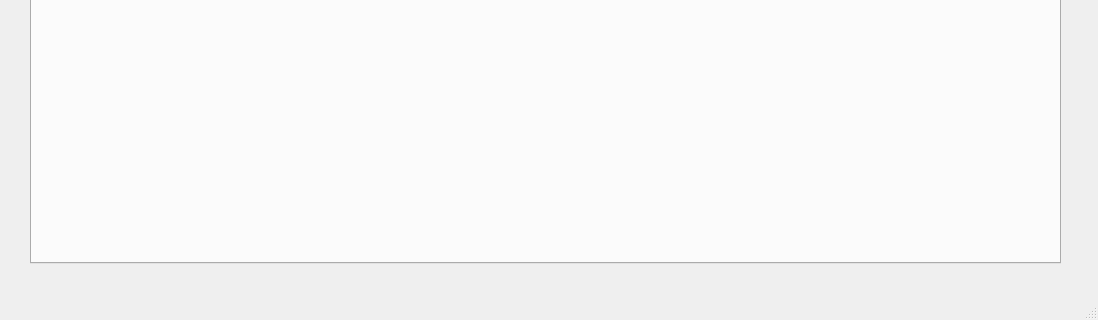
The window that UI Files/MainWindowUI.ui (steinmns/power-monitor) describes before a commit, drawn with Qt 5; both pictures show x 0 to 1098 and y 477 to 797 of the 1098 by 797 pixel window.
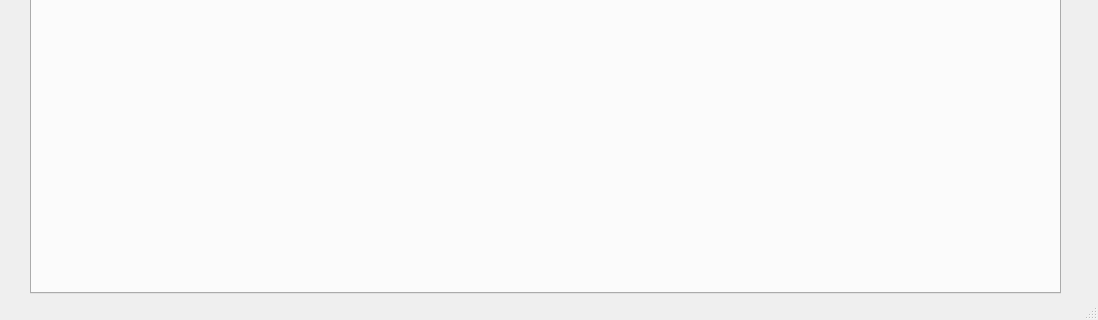
The same window after the commit.

Commit message: Proof of concept graph added

```diff
--- a/UI Files/MainWindowUI.ui
+++ b/UI Files/MainWindowUI.ui
@@ -38,7 +38,7 @@
       <x>30</x>
       <y>60</y>
       <width>1031</width>
-      <height>681</height>
+      <height>711</height>
      </rect>
     </property>
     <property name="currentIndex">
@@ -54,7 +54,7 @@
         <x>20</x>
         <y>40</y>
         <width>971</width>
-        <height>571</height>
+        <height>611</height>
        </rect>
       </property>
      </widget>
```
The commit also changes 2 other files.
